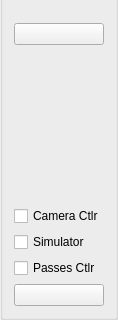
eringerli/QtOpenGuidance, file src/gui/GuidanceToolbar.ui: the form before one commit; both pictures show x 0 to 118 and y 502 to 822 of the 118 by 822 pixel window.
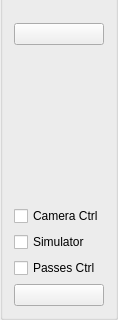
The form after the commit. Icons and pictures are not drawn.

Diff of the .ui file:
```diff
--- a/src/gui/GuidanceToolbar.ui
+++ b/src/gui/GuidanceToolbar.ui
@@ -267,7 +267,7 @@
       <enum>Qt::NoFocus</enum>
      </property>
      <property name="text">
-      <string>Camera Ctlr</string>
+      <string>Camera Ctrl</string>
      </property>
     </widget>
    </item>
@@ -287,7 +287,7 @@
       <enum>Qt::NoFocus</enum>
      </property>
      <property name="text">
-      <string>Passes Ctlr</string>
+      <string>Passes Ctrl</string>
      </property>
     </widget>
    </item>
```
